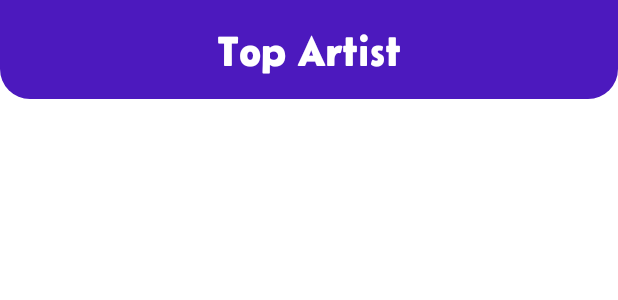
After one commit to JosueDanilo/Artists, an Android app: the layout fragment_top_artists.xml on its own in the app's theme, with its tools: preview values and no code run, on a phone screen of 412 x 824 dp. The commit adds this screen. Shown: the top 300 px of the screen. Run offline under Robolectric (Android 15) with nearby library versions, the phone set to English and light mode, and no system bars.

Commit message:
IMPLEMENTACIÓN - Fragments principales
* Se agregan los fragments principales y diseño basico.

```diff
--- a/app/build.gradle
+++ b/app/build.gradle
@@ -39,6 +39,7 @@ android {
 }
 
 dependencies {
+    implementation 'androidx.legacy:legacy-support-v4:1.0.0'
     def nav_version = "2.5.3"
 
     // ViewModel
--- a/app/src/main/AndroidManifest.xml
+++ b/app/src/main/AndroidManifest.xml
@@ -10,7 +10,7 @@
         android:supportsRtl="true"
         android:theme="@style/Theme.Artists">
         <activity
-            android:name=".MainActivity"
+            android:name=".view.MainActivity"
             android:exported="true">
             <intent-filter>
                 <action android:name="android.intent.action.MAIN" />
--- a/app/src/main/java/com/example/artists/MainActivity.kt
+++ b/app/src/main/java/com/example/artists/view/MainActivity.kt
@@ -1,7 +1,8 @@
-package com.example.artists
+package com.example.artists.view
 
 import androidx.appcompat.app.AppCompatActivity
 import android.os.Bundle
+import com.example.artists.R
 
 class MainActivity : AppCompatActivity() {
     override fun onCreate(savedInstanceState: Bundle?) {
--- /dev/null
+++ b/app/src/main/res/drawable/card_top.xml
@@ -0,0 +1,10 @@
+<?xml version="1.0" encoding="utf-8"?>
+<shape xmlns:android="http://schemas.android.com/apk/res/android">
+
+    <solid android:color="@color/color_card_top" />
+
+    <corners
+        android:bottomLeftRadius="20sp"
+        android:bottomRightRadius="20sp" />
+
+</shape>
--- a/app/src/main/res/layout/activity_main.xml
+++ b/app/src/main/res/layout/activity_main.xml
@@ -4,7 +4,7 @@
     xmlns:tools="http://schemas.android.com/tools"
     android:layout_width="match_parent"
     android:layout_height="match_parent"
-    tools:context=".MainActivity">
+    tools:context=".view.MainActivity">
 
     <androidx.fragment.app.FragmentContainerView
         android:id="@+id/containerView"
--- /dev/null
+++ b/app/src/main/res/layout/fragment_top_artists.xml
@@ -0,0 +1,48 @@
+<?xml version="1.0" encoding="utf-8"?>
+<androidx.constraintlayout.widget.ConstraintLayout xmlns:android="http://schemas.android.com/apk/res/android"
+    xmlns:app="http://schemas.android.com/apk/res-auto"
+    xmlns:tools="http://schemas.android.com/tools"
+    android:layout_width="match_parent"
+    android:layout_height="match_parent"
+    tools:context=".view.TopArtistsFragment">
+
+    <ImageView
+        android:layout_width="0dp"
+        android:layout_height="0dp"
+        android:src="@drawable/card_top"
+        app:layout_constraintBottom_toTopOf="@id/guideline_card_top"
+        app:layout_constraintEnd_toEndOf="parent"
+        app:layout_constraintStart_toStartOf="parent"
+        app:layout_constraintTop_toTopOf="parent"
+        tools:ignore="ContentDescription" />
+
+    <TextView
+        android:layout_width="match_parent"
+        android:layout_height="wrap_content"
+        android:fontFamily="@font/belanosima_semibold"
+        android:text="Top Artist"
+        android:textAlignment="center"
+        android:textColor="@color/white"
+        android:textSize="28sp"
+        app:layout_constraintBottom_toTopOf="@id/guideline_card_top"
+        app:layout_constraintEnd_toEndOf="parent"
+        app:layout_constraintStart_toStartOf="parent"
+        app:layout_constraintTop_toTopOf="parent" />
+
+    <androidx.constraintlayout.widget.Guideline
+        android:id="@+id/guideline_card_top"
+        android:layout_width="wrap_content"
+        android:layout_height="wrap_content"
+        android:orientation="horizontal"
+        app:layout_constraintGuide_percent="0.08" />
+
+    <androidx.recyclerview.widget.RecyclerView
+        android:layout_width="0dp"
+        android:layout_height="0dp"
+        android:layout_marginTop="6dp"
+        app:layout_constraintBottom_toBottomOf="parent"
+        app:layout_constraintEnd_toEndOf="parent"
+        app:layout_constraintStart_toStartOf="parent"
+        app:layout_constraintTop_toBottomOf="@id/guideline_card_top" />
+
+</androidx.constraintlayout.widget.ConstraintLayout>
--- a/app/src/main/res/values-night/themes.xml
+++ b/app/src/main/res/values-night/themes.xml
@@ -1,6 +1,6 @@
 <resources xmlns:tools="http://schemas.android.com/tools">
     <!-- Base application theme. -->
-    <style name="Theme.Artists" parent="Theme.MaterialComponents.DayNight.DarkActionBar">
+    <style name="Theme.Artists" parent="Theme.MaterialComponents.DayNight.NoActionBar">
         <!-- Primary brand color. -->
         <item name="colorPrimary">@color/purple_200</item>
         <item name="colorPrimaryVariant">@color/purple_700</item>
--- a/app/src/main/res/values/colors.xml
+++ b/app/src/main/res/values/colors.xml
@@ -7,4 +7,5 @@
     <color name="teal_700">#FF018786</color>
     <color name="black">#FF000000</color>
     <color name="white">#FFFFFFFF</color>
+    <color name="color_card_top">#4c19be</color>
 </resources>
--- a/app/src/main/res/values/strings.xml
+++ b/app/src/main/res/values/strings.xml
@@ -1,3 +1,5 @@
 <resources>
     <string name="app_name">Artists</string>
+    <!-- TODO: Remove or change this placeholder text -->
+    <string name="hello_blank_fragment">Hello blank fragment</string>
 </resources>
--- a/app/src/main/res/values/themes.xml
+++ b/app/src/main/res/values/themes.xml
@@ -1,6 +1,6 @@
 <resources xmlns:tools="http://schemas.android.com/tools">
     <!-- Base application theme. -->
-    <style name="Theme.Artists" parent="Theme.MaterialComponents.DayNight.DarkActionBar">
+    <style name="Theme.Artists" parent="Theme.MaterialComponents.DayNight.NoActionBar">
         <!-- Primary brand color. -->
         <item name="colorPrimary">@color/purple_500</item>
         <item name="colorPrimaryVariant">@color/purple_700</item>
```
Also changed, not shown: app/src/main/java/com/example/artists/view/ArtistDetailsFragment.kt (added, +23 -0 lines), app/src/main/java/com/example/artists/view/TopArtistsFragment.kt (added, +25 -0 lines), app/src/main/res/layout/fragment_artist_details.xml (added, +14 -0 lines), app/src/main/res/navigation/nav_graph.xml (+21 -1 lines), app/src/main/res/font/belanosima_bold.ttf (added), app/src/main/res/font/belanosima_regular.ttf (added), app/src/main/res/font/belanosima_semibold.ttf (added).
